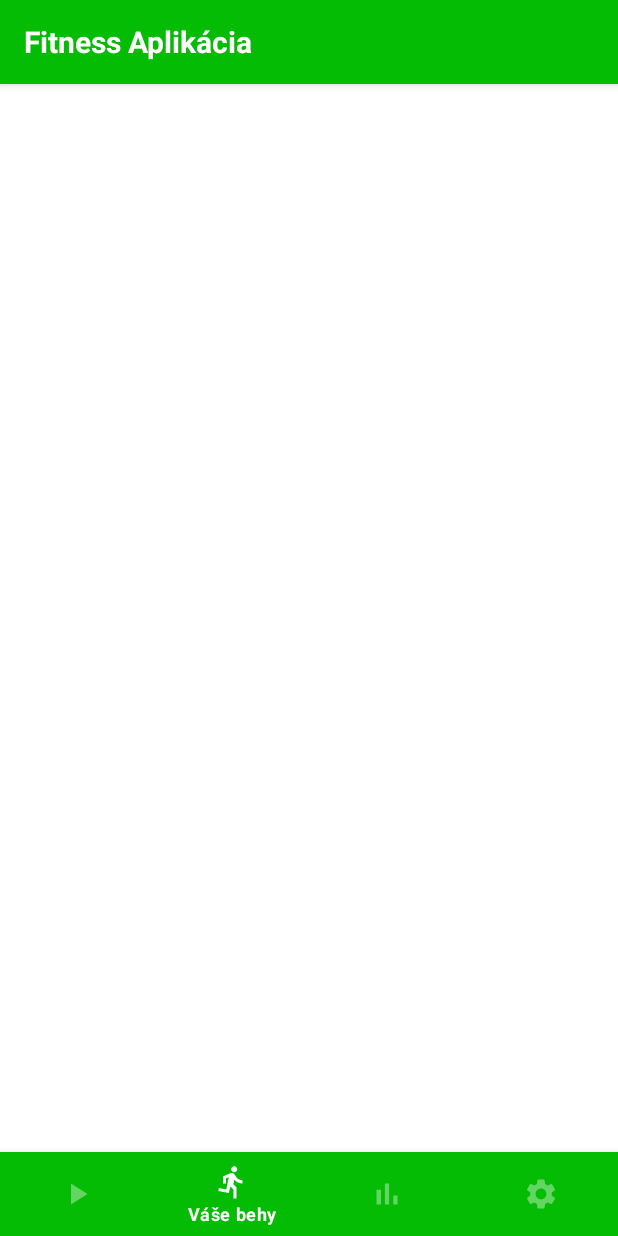
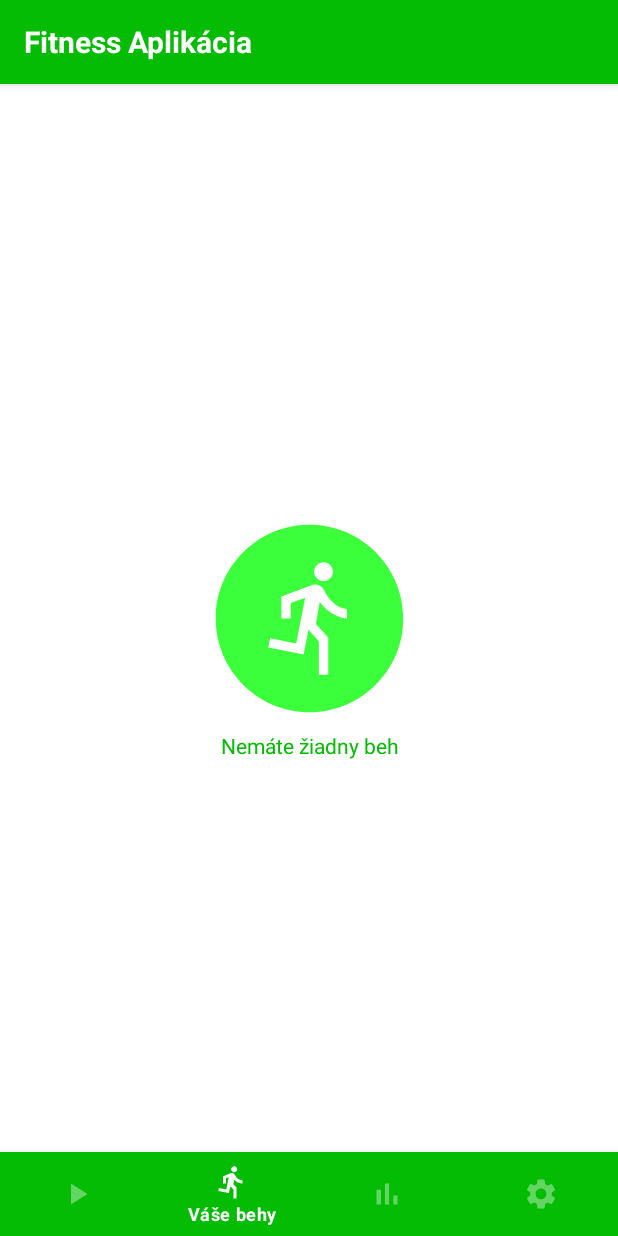
Before and after one commit to Norbert445/FitnessRun, an Android app: the RunsFragment screen opened through its navigation route, item 2 of the bottom bar chosen, on a phone screen of 412 x 824 dp. Run offline under Robolectric (Android 15) with nearby library versions, the phone set to English and light mode, and no system bars; our stand-ins replace Dagger/Hilt's generated code, Room's generated code, Timber, navigation-ui; 2 statements that could not run were skipped.

```diff
--- a/app/src/main/java/com/example/fitnessaplikacia/fragments/RunsFragment.kt
+++ b/app/src/main/java/com/example/fitnessaplikacia/fragments/RunsFragment.kt
@@ -46,13 +46,13 @@ class RunsFragment : Fragment(R.layout.fragment_runs) {
         rvRuns.apply {
             val swipeHandler = object : SwipeToDeleteCallback(requireContext()) {
                 override fun onSwiped(viewHolder: RecyclerView.ViewHolder, direction: Int) {
-                    runs.removeAt(viewHolder.adapterPosition)
-                    runAdapter.submitList(runs)
+                    viewModel.deleteRun(runs[viewHolder.adapterPosition])
                 }
             }
             val itemTouchHelper = ItemTouchHelper(swipeHandler).apply {
                 attachToRecyclerView(rvRuns)
             }
+
             adapter = runAdapter
             layoutManager =
                 LinearLayoutManager(requireContext(), LinearLayoutManager.VERTICAL, false)
--- a/app/src/main/java/com/example/fitnessaplikacia/services/TrackingService.kt
+++ b/app/src/main/java/com/example/fitnessaplikacia/services/TrackingService.kt
@@ -230,7 +230,7 @@ class TrackingService : LifecycleService() {
 
     private var _avgSpeed = 0f
     private fun updateAvgSpeed() {
-        _avgSpeed = round(distanceInKmTotal / (lapTime / 1000f / 60 / 60) * 10) / 10f
+        _avgSpeed = round(distanceInKmTotal / ((lapTime + runTime) / 1000f / 60 / 60) * 10) / 10f
         avgSpeed.postValue(String.format("%.2f",_avgSpeed).toFloat())
     }
 
--- /dev/null
+++ b/app/src/main/res/drawable/run_circle.xml
@@ -0,0 +1,5 @@
+<vector android:height="24dp" android:tint="#3CFF3C"
+    android:viewportHeight="24" android:viewportWidth="24"
+    android:width="24dp" xmlns:android="http://schemas.android.com/apk/res/android">
+    <path android:fillColor="@android:color/white" android:pathData="M12,2C6.48,2 2,6.48 2,12c0,5.52 4.48,10 10,10s10,-4.48 10,-10C22,6.48 17.52,2 12,2zM13.5,6c0.55,0 1,0.45 1,1c0,0.55 -0.45,1 -1,1s-1,-0.45 -1,-1C12.5,6.45 12.95,6 13.5,6zM16,12c-0.7,0 -2.01,-0.54 -2.91,-1.76l-0.41,2.35L14,14.03V18h-1v-3.58l-1.11,-1.21l-0.52,2.64L7.6,15.08l0.2,-0.98l2.78,0.57l0.96,-4.89L10,10.35V12H9V9.65l3.28,-1.21c0.49,-0.18 1.03,0.06 1.26,0.53C14.37,10.67 15.59,11 16,11V12z"/>
+</vector>
--- a/app/src/main/res/layout/fragment_runs.xml
+++ b/app/src/main/res/layout/fragment_runs.xml
@@ -15,4 +15,22 @@
         app:layout_constraintStart_toStartOf="parent"
         app:layout_constraintTop_toTopOf="parent" />
 
+    <com.google.android.material.imageview.ShapeableImageView
+        android:id="@+id/shapeableImageView"
+        android:layout_width="150dp"
+        android:layout_height="150dp"
+        android:src="@drawable/run_circle"
+        app:layout_constraintBottom_toBottomOf="parent"
+        app:layout_constraintEnd_toEndOf="parent"
+        app:layout_constraintStart_toStartOf="parent"
+        app:layout_constraintTop_toTopOf="parent" />
+
+    <com.google.android.material.textview.MaterialTextView
+        android:layout_width="wrap_content"
+        android:layout_height="wrap_content"
+        android:text="Nemáte žiadny beh"
+        android:textColor="@color/colorPrimary"
+        app:layout_constraintEnd_toEndOf="@+id/shapeableImageView"
+        app:layout_constraintStart_toStartOf="@+id/shapeableImageView"
+        app:layout_constraintTop_toBottomOf="@+id/shapeableImageView" />
 </androidx.constraintlayout.widget.ConstraintLayout>
```
Also changed, not shown: app/src/main/java/com/example/fitnessaplikacia/fragments/StatisticsFragment.kt (+31 -1 lines), app/src/main/res/layout/fragment_statistics.xml (+8 -8 lines).
